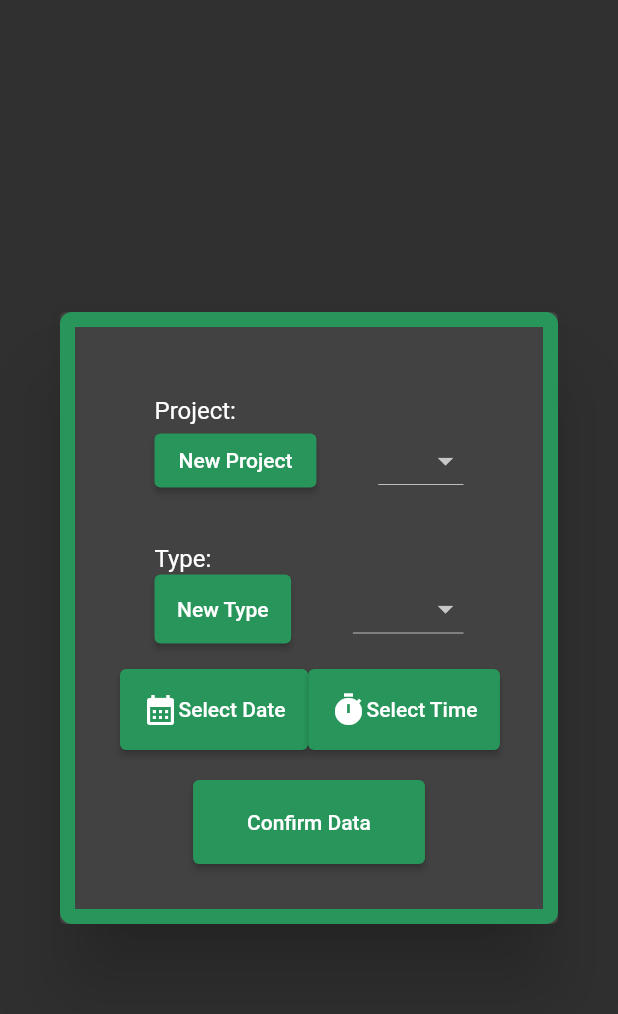
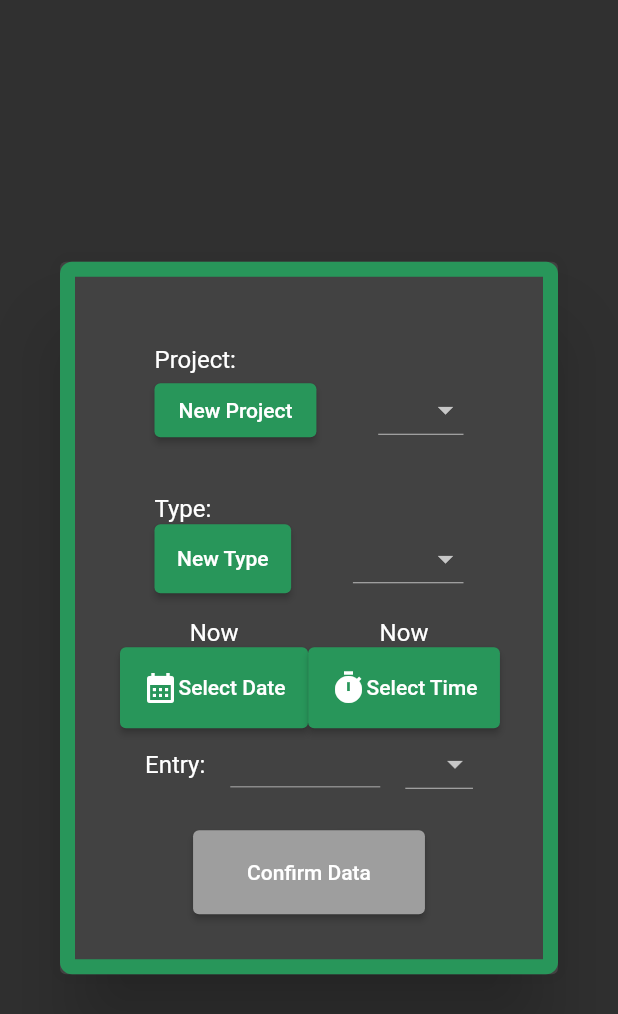
Before and after one commit to dompetriella/weighpoints, a Flutter app: the EntryCard widget shown alone on an empty page, opened directly, on a phone screen of 412 x 824 dp. Shown: the top 1014 px of the screen. Run offline on Flutter 3.47's test engine with Material 2 defaults, Android fonts, the phone set to English and light mode, and no system bars; our stand-ins replace go_router, google_fonts.

Commit message:
added confirm controls

```diff
--- a/lib/components/add_entry_card.dart
+++ b/lib/components/add_entry_card.dart
@@ -1,6 +1,8 @@
 import 'package:flutter/material.dart';
+import 'package:flutter/services.dart';
 import 'package:weigh_points/theme.dart';
 import '../data/data.dart';
+import '../models/entry.dart';
 
 class EntryCard extends StatefulWidget {
   const EntryCard({ Key? key }) : super(key: key);
@@ -11,23 +13,56 @@ class EntryCard extends StatefulWidget {
 
 class _EntryCardState extends State<EntryCard> {
 
-  var currentProject = "";
-  var currentProjectType = '';
+  Entry entry = Entry();
+  bool isConfirmedEnabled = false;
 
-  void selectDate(BuildContext context) {
-    showDatePicker(
+  void isConfirm() {
+    if (entry.type != '' && entry.project != '' && entry.data != '') {
+      isConfirmedEnabled = true;
+    }
+    else {
+      isConfirmedEnabled = false;
+    }
+    print(isConfirmedEnabled);
+  }
+
+  void selectDate(BuildContext context) async {
+    DateTime? date = await showDatePicker(
       context: context,
       initialDate: DateTime.now(),
       firstDate: DateTime(2000),
       lastDate: DateTime.now()
     );
+
+    setState(() {
+      entry.date = date as DateTime;
+
+      entry.dateText = entry.date.toString().split(' ')[0];
+    });
+
   }
 
-  void selectTime(BuildContext context) {
-    showTimePicker(
+  void selectTime(BuildContext context) async {
+    TimeOfDay? time = await showTimePicker(
       context: context,
       initialTime: TimeOfDay.now()
     );
+
+    setState(() {
+      entry.time = time as TimeOfDay;
+      var hour = entry.time.hour < 10 ? '0' + entry.time.hour.toString() : entry.time.hour.toString();
+      var minute = entry.time.minute < 10 ? '0' + entry.time.minute.toString() : entry.time.hour.toString();
+      entry.timeText = '$hour:$minute';
+    });
+
+  }
+
+  void printEntry (Entry entry) {
+    print('Project: ${entry.project}');
+    print('Project Type: ${entry.type}');
+    print('Entry: ${entry.data} ${entry.units}');
+    print('Date: ${entry.date}');
+    print('Time: ${entry.time}\n');
   }
 
   @override
@@ -65,7 +100,7 @@ class _EntryCardState extends State<EntryCard> {
                             ),
 
                             Text(
-                              currentProject,
+                              entry.project,
                               style: const TextStyle(
                                 color: WPTheme.secondary
                               ),
@@ -96,7 +131,8 @@ class _EntryCardState extends State<EntryCard> {
                               items: Data.projects,
                               onChanged: (dynamic selectedOption) {
                                 setState(() {
-                                  currentProject = selectedOption;
+                                  entry.project = selectedOption;
+                                  isConfirm();
                                 });
                               }),
                           ),
@@ -123,7 +159,7 @@ class _EntryCardState extends State<EntryCard> {
                           children: [
                             const Text('Type: '),
                             Text(
-                              currentProjectType,
+                              entry.type,
                               style: const TextStyle(
                                 color: WPTheme.secondary
                               ),
@@ -155,7 +191,8 @@ class _EntryCardState extends State<EntryCard> {
                               items: Data.types,
                               onChanged: (dynamic selectedOption) {
                                 setState(() {
-                                  currentProjectType = selectedOption;
+                                  entry.type = selectedOption;
+                                  isConfirm();
                                 });
                               }),
                           ),
@@ -171,6 +208,9 @@ class _EntryCardState extends State<EntryCard> {
               Row(
                 mainAxisAlignment: MainAxisAlignment.spaceBetween,
                 children: [
+                  Column(
+                    children: [
+                      Text(entry.dateText),
                       ElevatedButton(
                         style: ElevatedButton.styleFrom(
                           primary: WPTheme.primary,
@@ -185,8 +225,14 @@ class _EntryCardState extends State<EntryCard> {
                           ],
                         )
                       ),
+                    ],
+                  ),
 
+                  Column(
+                    children: [
+                      Text(entry.timeText),
                       ElevatedButton(
+
                         style: ElevatedButton.styleFrom(
                           primary: WPTheme.primary,
                           padding: EdgeInsets.all(15)
@@ -202,14 +248,48 @@ class _EntryCardState extends State<EntryCard> {
                       ),
                     ],
                   ),
+                ],
+              ),
+
+              Row(
+                mainAxisAlignment: MainAxisAlignment.spaceEvenly,
+                crossAxisAlignment: CrossAxisAlignment.center,
+                children: [
+                  Text("Entry:"),
+                  SizedBox(
+                    width: 100,
+                    height: 31,
+                    child: TextField(
+                      textAlign: TextAlign.center,
+                      textAlignVertical: TextAlignVertical.center,
+                      onChanged: (String inputText) {
+                        setState(() {
+                          entry.data = inputText;
+                          isConfirm();
+                        });
+
+                      },
+                    ),
+                  ),
+                  DropdownButton(
+                    items: Data.units,
+                    onChanged: (dynamic selectedOption) {
+                      setState(() {
+                        entry.units = selectedOption;
+                      });
+                    }),
+                ],
+              ),
 
               Padding(
                 padding: const EdgeInsets.only(top: 20.0),
                 child: ElevatedButton(
                   style:  ElevatedButton.styleFrom(
-                    primary: WPTheme.primary
+                    primary: isConfirmedEnabled ? WPTheme.primary : Colors.grey
                   ),
-                  onPressed: () => print("confirmed"),
+                  onPressed: () => {
+                    printEntry(entry)
+                  },
                   child: Padding(
                     padding: const EdgeInsets.all(20.0),
                     child: Text("Confirm Data"),
--- a/lib/data/data.dart
+++ b/lib/data/data.dart
@@ -11,4 +11,11 @@ class Data {
     DropdownMenuItem(child: Text("Weight"),value: "Weight"),
     DropdownMenuItem(child: Text("Length"),value: "Length"),
   ];
+
+    static List<DropdownMenuItem<String>> units = [
+    DropdownMenuItem(child: Text("g"),value: "grams"),
+    DropdownMenuItem(child: Text("kg"),value: "kilograms"),
+    DropdownMenuItem(child: Text("lbs"),value: "pounds"),
+    DropdownMenuItem(child: Text("oz"),value: "ounces"),
+  ];
 }
--- /dev/null
+++ b/lib/models/entry.dart
@@ -0,0 +1,12 @@
+import 'package:flutter/material.dart';
+
+class Entry {
+  String project = '';
+  String type = '';
+  String data = '';
+  String units = 'g';
+  String dateText = 'Now';
+  DateTime date = DateTime.now();
+  String timeText = 'Now';
+  TimeOfDay time = TimeOfDay.now();
+}
```
Lines whose indentation alone changed are shown as unchanged.
